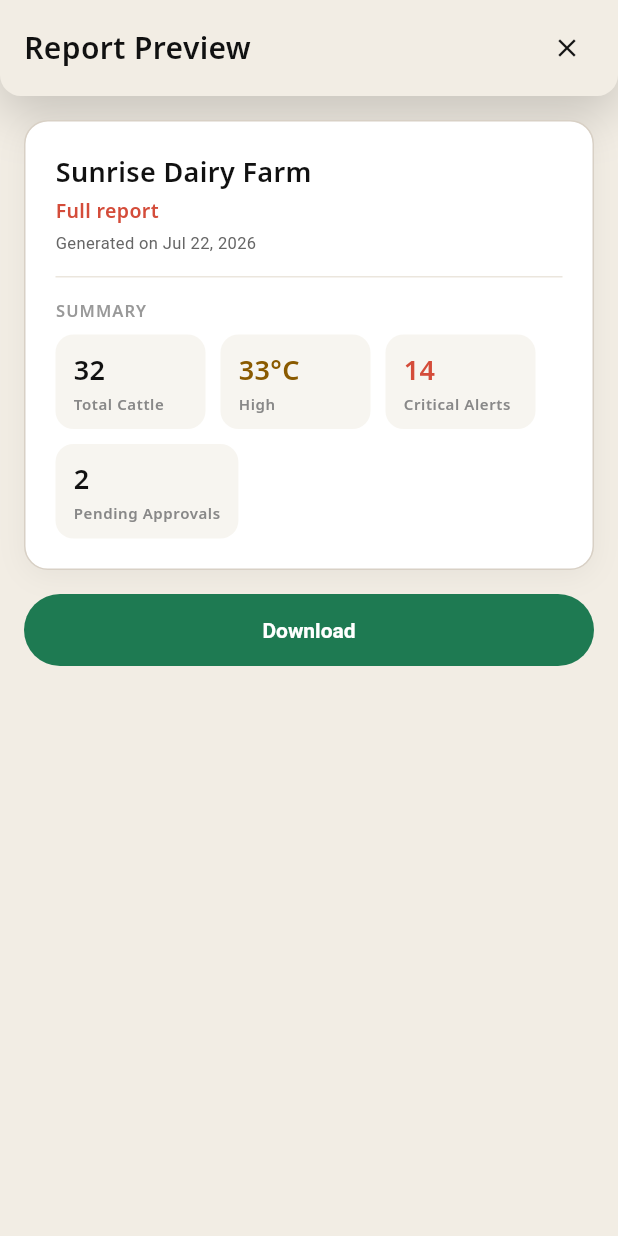
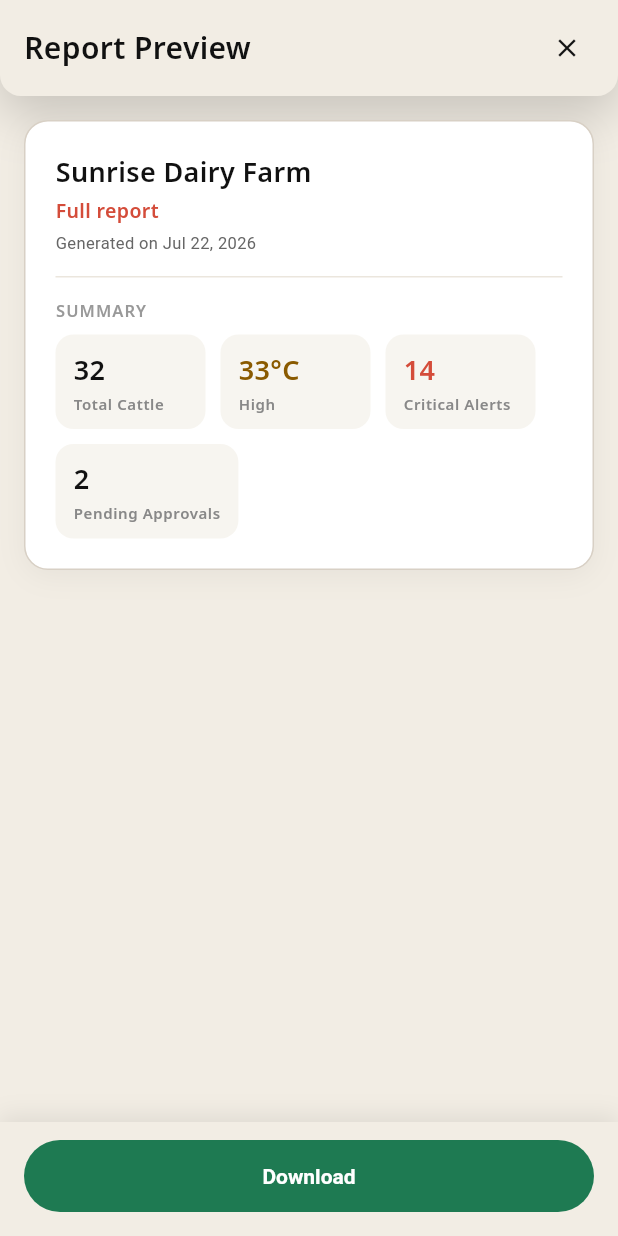
Before and after one commit to vaseey21/Vanix, a Flutter app: the ReportPreviewScreen screen opened directly with sample values from the repository, on a phone screen of 412 x 824 dp. Run offline on Flutter 3.47's test engine with Material 3 defaults, Android fonts, the phone set to English and light mode, and no system bars; our stand-ins replace flutter_svg, video_player; network calls fail.

Commit message:
auto: save changes

```diff
--- a/flutter_app/lib/screens/report_preview_screen.dart
+++ b/flutter_app/lib/screens/report_preview_screen.dart
@@ -125,8 +125,20 @@ class ReportPreviewScreen extends StatelessWidget {
                         ],
                       ),
                     ),
-                    const SizedBox(height: 16),
-                    SizedBox(
+                  ],
+                ),
+              ),
+            ),
+            // Sticky footer — Download button pinned to the bottom, content
+            // scrolls independently above it (mirrors #report-preview-download
+            // moving out of the scrollable doc in vanix_screens_preview.html).
+            Container(
+              padding: const EdgeInsetsDirectional.fromSTEB(16, 12, 16, 16),
+              decoration: BoxDecoration(
+                color: isDark ? VanixColors.darkPrimary : VanixColors.bgWarm,
+                boxShadow: [BoxShadow(color: Colors.black.withValues(alpha: 0.08), blurRadius: 12, offset: const Offset(0, -4))],
+              ),
+              child: SizedBox(
                 width: double.infinity,
                 child: ElevatedButton(
                   style: ElevatedButton.styleFrom(
@@ -141,9 +153,6 @@ class ReportPreviewScreen extends StatelessWidget {
                     );
                   },
                   child: Text(FS.t(lang, 'downloadWord'), style: const TextStyle(fontSize: 14, fontWeight: FontWeight.w600)),
-                      ),
-                    ),
-                  ],
                 ),
               ),
             ),
```
Lines whose indentation alone changed are shown as unchanged.
